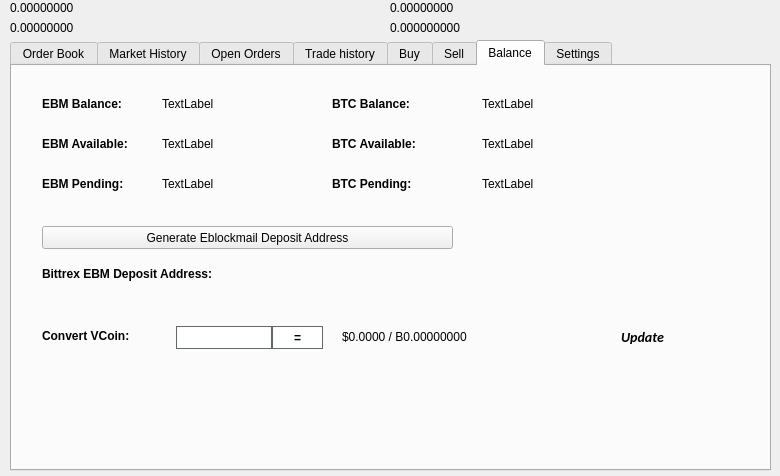
The window that src/qt/forms/tradingdialog.ui (eenglish34/E-BlockMail) describes before a commit, drawn with Qt 5.
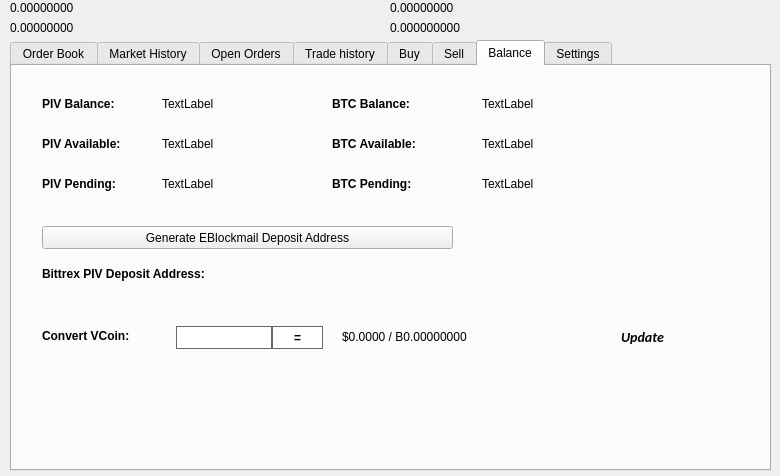
The same window after the commit. The open tabs and pages were chosen to show the change. Icons and pictures are not drawn.

```diff
--- a/src/qt/forms/tradingdialog.ui
+++ b/src/qt/forms/tradingdialog.ui
@@ -2762,7 +2762,7 @@
       </font>
      </property>
      <property name="text">
-      <string>EBM Balance:</string>
+      <string>PIV Balance:</string>
      </property>
     </widget>
     <widget class="QLabel" name="label_12">
@@ -2813,7 +2813,7 @@
       </font>
      </property>
      <property name="text">
-      <string>EBM Available:</string>
+      <string>PIV Available:</string>
      </property>
     </widget>
     <widget class="QLabel" name="label_14">
@@ -2832,7 +2832,7 @@
       </font>
      </property>
      <property name="text">
-      <string>EBM Pending:</string>
+      <string>PIV Pending:</string>
      </property>
     </widget>
     <widget class="QLabel" name="EBMPendingLabel">
@@ -2928,7 +2928,7 @@
       </font>
      </property>
      <property name="text">
-      <string>Bittrex EBM Deposit Address:</string>
+      <string>Bittrex PIV Deposit Address:</string>
      </property>
     </widget>
     <widget class="QPushButton" name="GenDepositBTN">
@@ -2941,7 +2941,7 @@
       </rect>
      </property>
      <property name="text">
-      <string>Generate Eblockmail Deposit Address</string>
+      <string>Generate EBlockmail Deposit Address</string>
      </property>
      <property name="icon">
       <iconset resource="../eblockmail.qrc">
```
Left out of the diff: 34 changed lines with no effect on the pictures.
